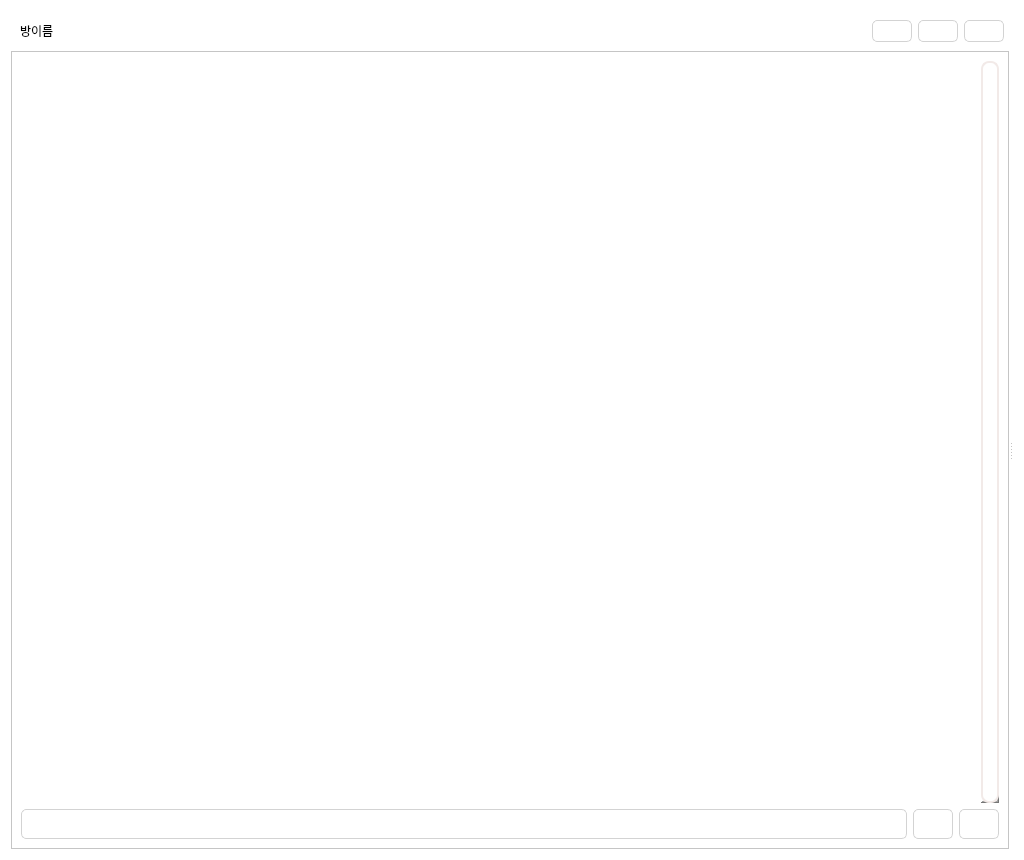
song030/GrapefruitTalk, file UI/MainWidget.ui: the form before one commit.
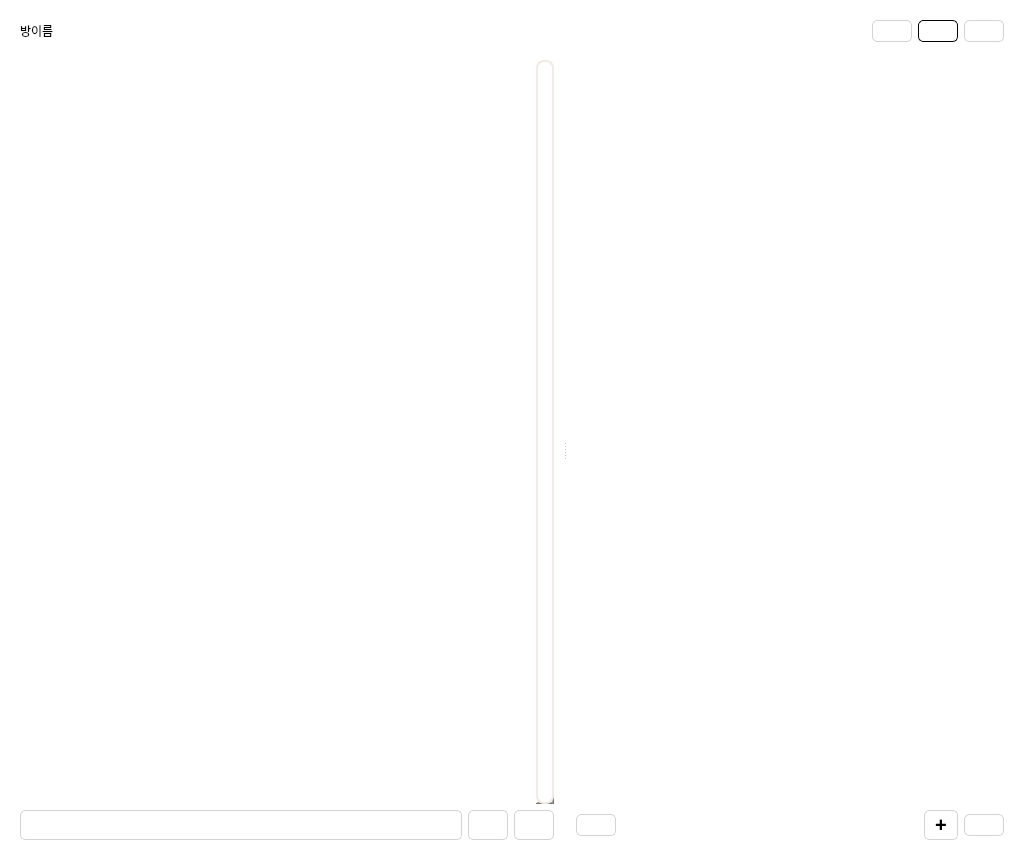
The form after the commit. Icons and pictures are not drawn.

Commit message: 07/11 menu list add

Patch:
```diff
--- a/UI/MainWidget.ui
+++ b/UI/MainWidget.ui
@@ -740,9 +740,17 @@
           <item>
            <widget class="QPushButton" name="btn_multi">
             <property name="styleSheet">
-             <string notr="true">border: 1px solid lightgray;
+             <string notr="true">QPushButton{
+border: 1px solid lightgray;
 border-radius: 5px;
-padding: 3px;</string>
+padding: 3px;
+}
+
+QPushButton:Checked{
+border: 1px solid black;
+border-radius: 5px;
+padding: 3px;
+}</string>
             </property>
             <property name="text">
              <string/>
@@ -757,6 +765,12 @@
               <height>22</height>
              </size>
             </property>
+            <property name="checkable">
+             <bool>true</bool>
+            </property>
+            <property name="checked">
+             <bool>true</bool>
+            </property>
             <property name="flat">
              <bool>true</bool>
             </property>
@@ -797,7 +811,11 @@
          </property>
          <widget class="QFrame" name="frame_4">
           <property name="styleSheet">
-           <string notr="true"/>
+           <string notr="true">QFrame{
+background-color:white;
+border-radius:5px;
+
+}</string>
           </property>
           <property name="frameShape">
            <enum>QFrame::StyledPanel</enum>
@@ -861,10 +879,16 @@
                <rect>
                 <x>0</x>
                 <y>0</y>
-                <width>948</width>
-                <height>736</height>
+                <width>532</width>
+                <height>738</height>
                </rect>
               </property>
+              <property name="sizePolicy">
+               <sizepolicy hsizetype="Preferred" vsizetype="Preferred">
+                <horstretch>0</horstretch>
+                <verstretch>0</verstretch>
+               </sizepolicy>
+              </property>
               <property name="styleSheet">
                <string notr="true"/>
               </property>
@@ -991,10 +1015,127 @@
            </item>
           </layout>
          </widget>
-         <widget class="QStackedWidget" name="stack_menu">
-          <widget class="QWidget" name="page_single"/>
-          <widget class="QWidget" name="page_multi"/>
-          <widget class="QWidget" name="page_setting"/>
+         <widget class="QWidget" name="verticalLayoutWidget">
+          <layout class="QVBoxLayout" name="layout_menu" stretch="0,0,0">
+           <property name="leftMargin">
+            <number>9</number>
+           </property>
+           <property name="topMargin">
+            <number>9</number>
+           </property>
+           <property name="rightMargin">
+            <number>9</number>
+           </property>
+           <property name="bottomMargin">
+            <number>9</number>
+           </property>
+           <item>
+            <layout class="QVBoxLayout" name="layout_list">
+             <property name="spacing">
+              <number>15</number>
+             </property>
+            </layout>
+           </item>
+           <item>
+            <spacer name="verticalSpacer_11">
+             <property name="orientation">
+              <enum>Qt::Vertical</enum>
+             </property>
+             <property name="sizeHint" stdset="0">
+              <size>
+               <width>20</width>
+               <height>40</height>
+              </size>
+             </property>
+            </spacer>
+           </item>
+           <item>
+            <layout class="QHBoxLayout" name="horizontalLayout_7">
+             <item>
+              <widget class="QPushButton" name="pushButton">
+               <property name="styleSheet">
+                <string notr="true">border: 1px solid lightgray;
+border-radius: 5px;
+padding: 3px;</string>
+               </property>
+               <property name="text">
+                <string/>
+               </property>
+               <property name="icon">
+                <iconset>
+                 <normaloff>../Images/btn_out.png</normaloff>../Images/btn_out.png</iconset>
+               </property>
+               <property name="iconSize">
+                <size>
+                 <width>22</width>
+                 <height>22</height>
+                </size>
+               </property>
+              </widget>
+             </item>
+             <item>
+              <spacer name="horizontalSpacer_9">
+               <property name="orientation">
+                <enum>Qt::Horizontal</enum>
+               </property>
+               <property name="sizeHint" stdset="0">
+                <size>
+                 <width>40</width>
+                 <height>20</height>
+                </size>
+               </property>
+              </spacer>
+             </item>
+             <item>
+              <widget class="QPushButton" name="pushButton_3">
+               <property name="minimumSize">
+                <size>
+                 <width>34</width>
+                 <height>30</height>
+                </size>
+               </property>
+               <property name="font">
+                <font>
+                 <pointsize>15</pointsize>
+                 <weight>75</weight>
+                 <bold>true</bold>
+                </font>
+               </property>
+               <property name="styleSheet">
+                <string notr="true">border: 1px solid lightgray;
+border-radius: 5px;
+padding: 3px;</string>
+               </property>
+               <property name="text">
+                <string>+</string>
+               </property>
+              </widget>
+             </item>
+             <item>
+              <widget class="QPushButton" name="pushButton_2">
+               <property name="styleSheet">
+                <string notr="true">border: 1px solid lightgray;
+border-radius: 5px;
+padding: 3px;</string>
+               </property>
+               <property name="text">
+                <string/>
+               </property>
+               <property name="icon">
+                <iconset>
+                 <normaloff>../Images/btn_setting.png</normaloff>../Images/btn_setting.png</iconset>
+               </property>
+               <property name="iconSize">
+                <size>
+                 <width>22</width>
+                 <height>22</height>
+                </size>
+               </property>
+              </widget>
+             </item>
+            </layout>
+           </item>
+          </layout>
          </widget>
         </widget>
        </item>
```
Left out of the diff: 56 changed lines with no effect on the pictures. The commit also changes 17 other files.
